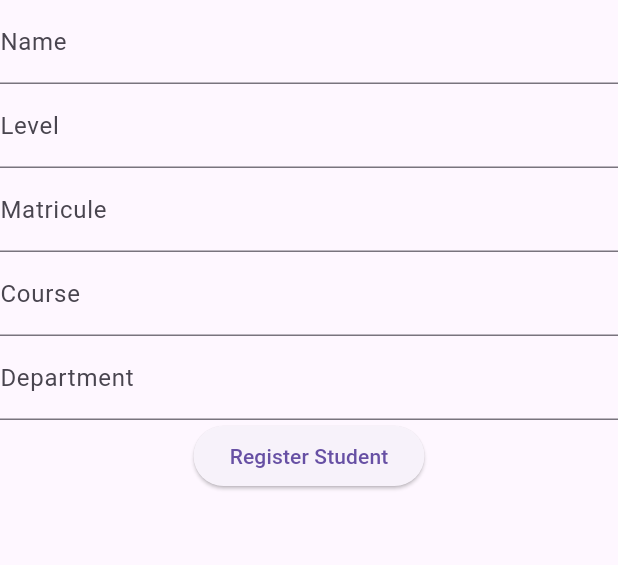
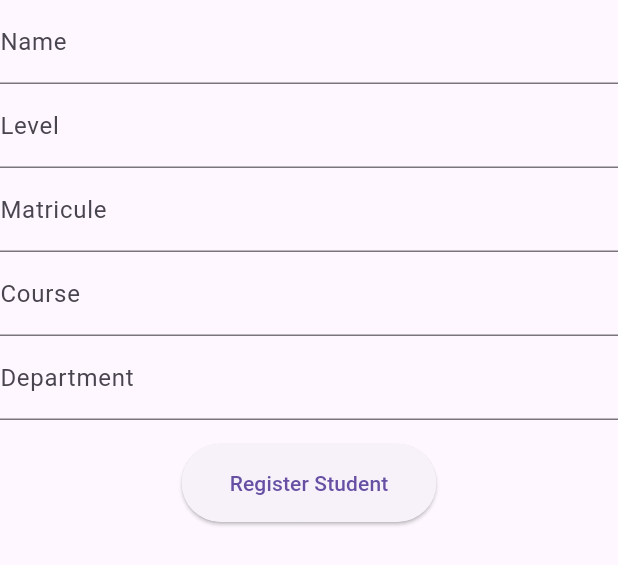
Before and after one commit to Face-Recognition-System/face-recognition-frontend, a Flutter app: the RegisterForm widget shown alone on an empty page, opened directly with empty values, on a phone screen of 412 x 824 dp. Shown: the top 565 px of the screen. Run offline on Flutter 3.47's test engine with Material 3 defaults, Android fonts, the phone set to English and light mode, and no system bars; our stand-ins replace camera.

```diff
--- a/lib/register_form.dart
+++ b/lib/register_form.dart
@@ -102,9 +102,13 @@ class _RegisterFormState extends State<RegisterForm> {
               return null;
             },
           ),
+          SizedBox(height: 16.0),
           ElevatedButton(
             onPressed: _registerStudent,
             child: Text('Register Student'),
+            style: ElevatedButton.styleFrom(
+              padding: EdgeInsets.symmetric(horizontal: 32.0, vertical: 16.0),
+            ),
           ),
         ],
       ),
```
Also changed, not shown: lib/capture_screen.dart (+7 -3 lines), lib/main.dart (+18 -8 lines), 7 other files.
